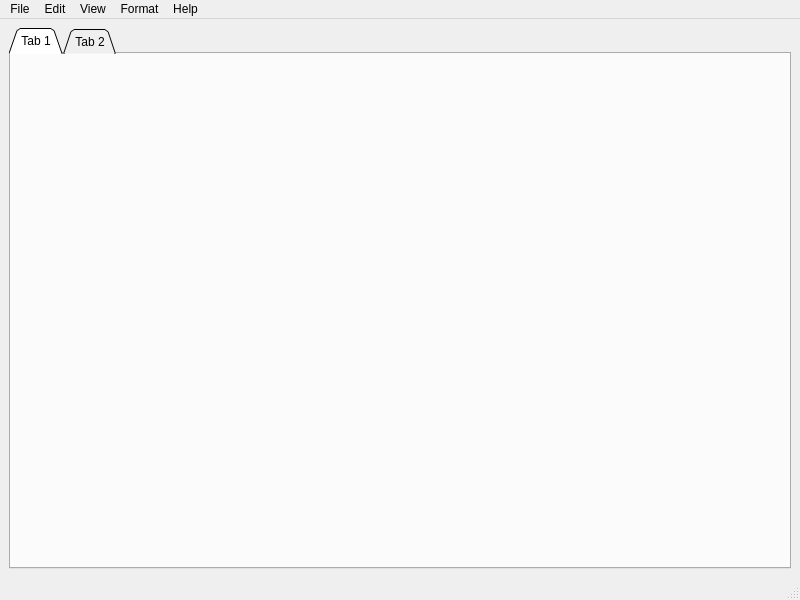
Old version of the form TextEditor/mainwindow.ui in the repository BryceCallender/TextEditor.
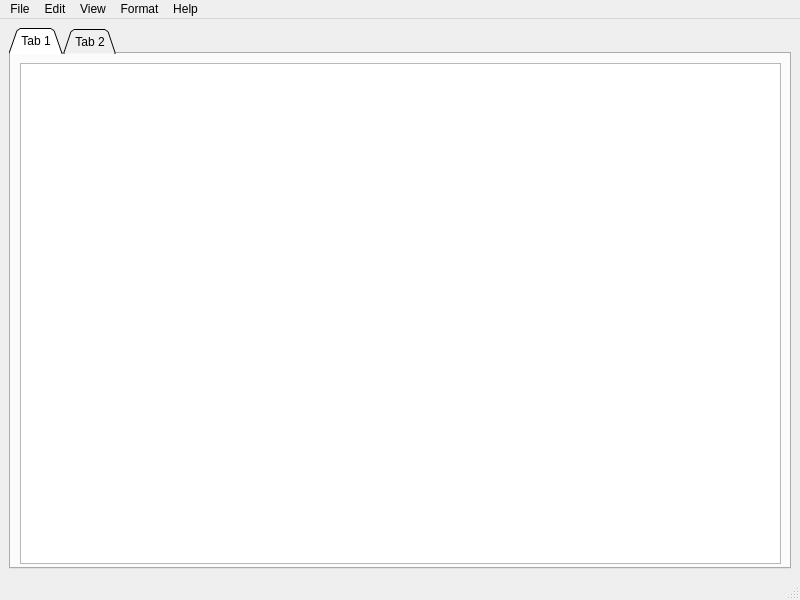
New version of the form.

```diff
--- a/TextEditor/mainwindow.ui
+++ b/TextEditor/mainwindow.ui
@@ -36,6 +36,21 @@
        <attribute name="title">
         <string>Tab 1</string>
        </attribute>
+       <widget class="QWidget" name="verticalLayoutWidget">
+        <property name="geometry">
+         <rect>
+          <x>9</x>
+          <y>9</y>
+          <width>761</width>
+          <height>501</height>
+         </rect>
+        </property>
+        <layout class="QVBoxLayout" name="verticalLayout">
+         <item>
+          <widget class="QTextEdit" name="textEdit"/>
+         </item>
+        </layout>
+       </widget>
       </widget>
       <widget class="QWidget" name="tab_2">
        <attribute name="title">
```
Left out of the diff: 54 changed lines with no effect on the pictures.
